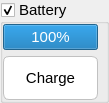
The window that aui/gui/robot/internal/ui/battery.ui (argenortega/AUI) describes before a commit, drawn with Qt 5.
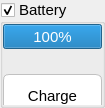
The same window after the commit. Custom widgets are drawn as their Qt base class.

Patch:
```diff
--- a/aui/gui/robot/internal/ui/battery.ui
+++ b/aui/gui/robot/internal/ui/battery.ui
@@ -6,14 +6,14 @@
    <rect>
     <x>0</x>
     <y>0</y>
-    <width>109</width>
-    <height>103</height>
+    <width>105</width>
+    <height>108</height>
    </rect>
   </property>
   <property name="sizePolicy">
-   <sizepolicy hsizetype="Maximum" vsizetype="Preferred">
-    <horstretch>0</horstretch>
-    <verstretch>0</verstretch>
+   <sizepolicy hsizetype="Minimum" vsizetype="Maximum">
+    <horstretch>1</horstretch>
+    <verstretch>1</verstretch>
    </sizepolicy>
   </property>
   <property name="minimumSize">
@@ -22,6 +22,12 @@
     <height>0</height>
    </size>
   </property>
+  <property name="maximumSize">
+   <size>
+    <width>150</width>
+    <height>16777215</height>
+   </size>
+  </property>
   <property name="windowTitle">
    <string>Form</string>
   </property>
@@ -35,7 +41,7 @@
    <item>
     <widget class="QGroupBox" name="batteryLevel">
      <property name="sizePolicy">
-      <sizepolicy hsizetype="MinimumExpanding" vsizetype="Maximum">
+      <sizepolicy hsizetype="Expanding" vsizetype="Maximum">
        <horstretch>0</horstretch>
        <verstretch>0</verstretch>
       </sizepolicy>
@@ -46,6 +52,12 @@
        <height>30</height>
       </size>
      </property>
+     <property name="maximumSize">
+      <size>
+       <width>16777215</width>
+       <height>16777215</height>
+      </size>
+     </property>
      <property name="font">
       <font>
        <pointsize>11</pointsize>
@@ -78,12 +90,6 @@
       </property>
       <item>
        <widget class="QFrame" name="frame">
-        <property name="sizePolicy">
-         <sizepolicy hsizetype="Maximum" vsizetype="Maximum">
-          <horstretch>0</horstretch>
-          <verstretch>0</verstretch>
-         </sizepolicy>
-        </property>
         <property name="styleSheet">
          <string notr="true"/>
         </property>
@@ -95,7 +101,7 @@
         </property>
         <layout class="QVBoxLayout" name="verticalLayout">
          <property name="spacing">
-          <number>-1</number>
+          <number>25</number>
          </property>
          <property name="margin">
           <number>0</number>
```
